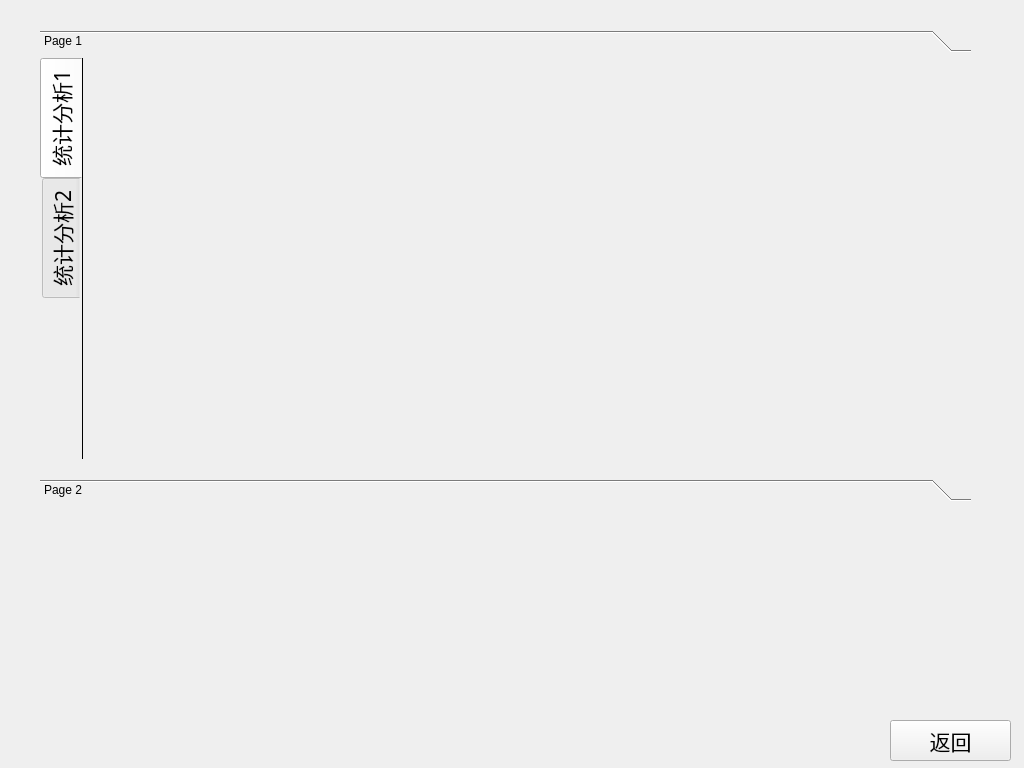
The window that Form/StatisticalForm.ui (hkchenhao/MachineVisionControl) describes before a commit, drawn with Qt 5.
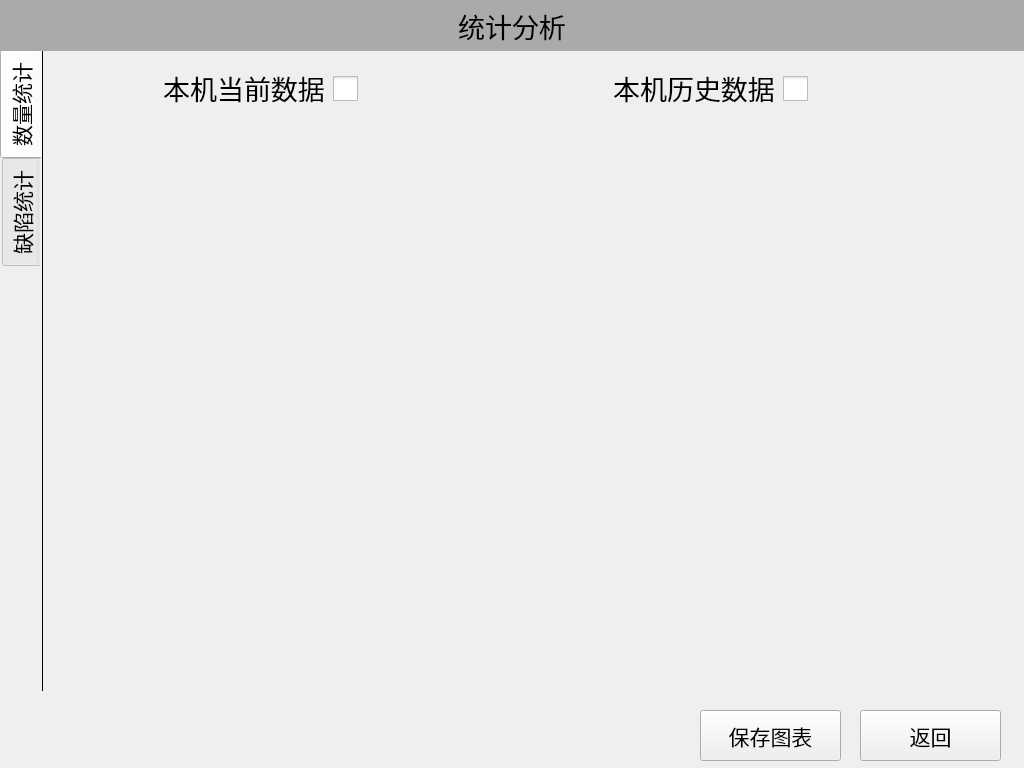
The same window after the commit. Custom widgets are drawn as their Qt base class.

Patch:
```diff
--- a/Form/StatisticalForm.ui
+++ b/Form/StatisticalForm.ui
@@ -13,13 +13,13 @@
   <property name="windowTitle">
    <string>Form</string>
   </property>
-  <widget class="QPushButton" name="pushButton_Esc">
+  <widget class="QTabWidget" name="tabWidget">
    <property name="geometry">
     <rect>
-     <x>890</x>
-     <y>720</y>
-     <width>121</width>
-     <height>41</height>
+     <x>0</x>
+     <y>50</y>
+     <width>1021</width>
+     <height>641</height>
     </rect>
    </property>
    <property name="font">
@@ -28,110 +28,265 @@
      <pointsize>16</pointsize>
     </font>
    </property>
-   <property name="text">
-    <string>返回</string>
-   </property>
-  </widget>
-  <widget class="QToolBox" name="toolBox">
-   <property name="geometry">
-    <rect>
-     <x>40</x>
-     <y>30</y>
-     <width>931</width>
-     <height>471</height>
-    </rect>
-   </property>
-   <property name="currentIndex">
-    <number>0</number>
-   </property>
-   <widget class="QWidget" name="page">
-    <property name="geometry">
-     <rect>
-      <x>0</x>
-      <y>0</y>
-      <width>931</width>
-      <height>409</height>
-     </rect>
-    </property>
-    <attribute name="label">
-     <string>Page 1</string>
-    </attribute>
-    <widget class="QTabWidget" name="tabWidget">
-     <property name="geometry">
-      <rect>
-       <x>0</x>
-       <y>0</y>
-       <width>781</width>
-       <height>401</height>
-      </rect>
-     </property>
-     <property name="font">
-      <font>
-       <family>Yahei Mono</family>
-       <pointsize>16</pointsize>
-      </font>
-     </property>
-     <property name="styleSheet">
-      <string notr="true">QTabWidget::pane
+   <property name="styleSheet">
+    <string notr="true">QTabWidget::pane
 {
 	border-left: 1px solid #000000;
  }</string>
+   </property>
+   <property name="tabPosition">
+    <enum>QTabWidget::West</enum>
+   </property>
+   <property name="currentIndex">
+    <number>0</number>
+   </property>
+   <widget class="QWidget" name="tab1">
+    <attribute name="title">
+     <string>数量统计</string>
+    </attribute>
+    <widget class="QChartView" name="widget" native="true">
+     <property name="geometry">
+      <rect>
+       <x>70</x>
+       <y>100</y>
+       <width>721</width>
+       <height>311</height>
+      </rect>
      </property>
-     <property name="tabPosition">
-      <enum>QTabWidget::West</enum>
+     <property name="styleSheet">
+      <string notr="true"/>
      </property>
-     <property name="currentIndex">
-      <number>0</number>
+    </widget>
+    <widget class="QLabel" name="lable_67">
+     <property name="geometry">
+      <rect>
+       <x>120</x>
+       <y>20</y>
+       <width>162</width>
+       <height>36</height>
+      </rect>
      </property>
-     <widget class="QWidget" name="tab1">
-      <attribute name="title">
-       <string>统计分析1</string>
-      </attribute>
-      <widget class="QChartView" name="widget" native="true">
-       <property name="geometry">
-        <rect>
-         <x>30</x>
-         <y>30</y>
-         <width>271</width>
-         <height>211</height>
-        </rect>
-       </property>
-       <property name="styleSheet">
-        <string notr="true"/>
-       </property>
-      </widget>
-     </widget>
-     <widget class="QWidget" name="tab2">
-      <attribute name="title">
-       <string>统计分析2</string>
-      </attribute>
-      <widget class="QLCDNumber" name="lcdNumber">
-       <property name="geometry">
-        <rect>
-         <x>130</x>
-         <y>120</y>
-         <width>631</width>
-         <height>221</height>
-        </rect>
-       </property>
-      </widget>
-     </widget>
+     <property name="font">
+      <font>
+       <family>Yahei Mono</family>
+       <pointsize>20</pointsize>
+       <weight>50</weight>
+       <bold>false</bold>
+      </font>
+     </property>
+     <property name="styleSheet">
+      <string notr="true"/>
+     </property>
+     <property name="text">
+      <string>本机当前数据</string>
+     </property>
+     <property name="alignment">
+      <set>Qt::AlignCenter</set>
+     </property>
     </widget>
+    <widget class="QCheckBox" name="checkBox5_dqsj1">
+     <property name="geometry">
+      <rect>
+       <x>290</x>
+       <y>20</y>
+       <width>31</width>
+       <height>36</height>
+      </rect>
+     </property>
+     <property name="sizePolicy">
+      <sizepolicy hsizetype="Preferred" vsizetype="Preferred">
+       <horstretch>0</horstretch>
+       <verstretch>0</verstretch>
+      </sizepolicy>
+     </property>
+     <property name="minimumSize">
+      <size>
+       <width>0</width>
+       <height>0</height>
+      </size>
+     </property>
+     <property name="styleSheet">
+      <string notr="true">QCheckBox {
+    spacing: 0px;
+}
+
+QCheckBox::indicator {
+    width: 25px;
+    height: 25px;
+}</string>
+     </property>
+     <property name="text">
+      <string/>
+     </property>
+     <property name="iconSize">
+      <size>
+       <width>16</width>
+       <height>16</height>
+      </size>
+     </property>
+    </widget>
+    <widget class="QCheckBox" name="checkBox4_ccjc_3">
+     <property name="geometry">
+      <rect>
+       <x>740</x>
+       <y>20</y>
+       <width>31</width>
+       <height>36</height>
+      </rect>
+     </property>
+     <property name="sizePolicy">
+      <sizepolicy hsizetype="Preferred" vsizetype="Preferred">
+       <horstretch>0</horstretch>
+       <verstretch>0</verstretch>
+      </sizepolicy>
+     </property>
+     <property name="minimumSize">
+      <size>
+       <width>0</width>
+       <height>0</height>
+      </size>
+     </property>
+     <property name="styleSheet">
+      <string notr="true">QCheckBox {
+    spacing: 0px;
+}
+
+QCheckBox::indicator {
+    width: 25px;
+    height: 25px;
+}</string>
+     </property>
+     <property name="text">
+      <string/>
+     </property>
+     <property name="iconSize">
+      <size>
+       <width>16</width>
+       <height>16</height>
+      </size>
+     </property>
+    </widget>
+    <widget class="QLabel" name="lable_68">
+     <property name="geometry">
+      <rect>
+       <x>570</x>
+       <y>20</y>
+       <width>162</width>
+       <height>36</height>
+      </rect>
+     </property>
+     <property name="font">
+      <font>
+       <family>Yahei Mono</family>
+       <pointsize>20</pointsize>
+       <weight>50</weight>
+       <bold>false</bold>
+      </font>
+     </property>
+     <property name="styleSheet">
+      <string notr="true"/>
+     </property>
+     <property name="text">
+      <string>本机历史数据</string>
+     </property>
+     <property name="alignment">
+      <set>Qt::AlignCenter</set>
+     </property>
+    </widget>
    </widget>
-   <widget class="QWidget" name="page_2">
-    <property name="geometry">
-     <rect>
-      <x>0</x>
-      <y>0</y>
-      <width>931</width>
-      <height>409</height>
-     </rect>
-    </property>
-    <attribute name="label">
-     <string>Page 2</string>
+   <widget class="QWidget" name="tab2">
+    <attribute name="title">
+     <string>缺陷统计</string>
     </attribute>
    </widget>
   </widget>
+  <widget class="QLabel" name="label_AppTile">
+   <property name="geometry">
+    <rect>
+     <x>0</x>
+     <y>0</y>
+     <width>1024</width>
+     <height>51</height>
+    </rect>
+   </property>
+   <property name="font">
+    <font>
+     <family>Yahei Mono</family>
+     <pointsize>20</pointsize>
+    </font>
+   </property>
+   <property name="styleSheet">
+    <string notr="true">background-color: rgb(170, 170, 170);</string>
+   </property>
+   <property name="text">
+    <string>统计分析</string>
+   </property>
+   <property name="alignment">
+    <set>Qt::AlignCenter</set>
+   </property>
+  </widget>
+  <widget class="QPushButton" name="pushButton_Esc">
+   <property name="geometry">
+    <rect>
+     <x>860</x>
+     <y>710</y>
+     <width>141</width>
+     <height>51</height>
+    </rect>
+   </property>
+   <property name="sizePolicy">
+    <sizepolicy hsizetype="Fixed" vsizetype="Fixed">
+     <horstretch>0</horstretch>
+     <verstretch>0</verstretch>
+    </sizepolicy>
+   </property>
+   <property name="minimumSize">
+    <size>
+     <width>30</width>
+     <height>0</height>
+    </size>
+   </property>
+   <property name="font">
+    <font>
+     <family>Yahei Mono</family>
+     <pointsize>16</pointsize>
+    </font>
+   </property>
+   <property name="text">
+    <string>返回</string>
+   </property>
+  </widget>
+  <widget class="QPushButton" name="pushButton_SavePic">
+   <property name="geometry">
+    <rect>
+     <x>700</x>
+     <y>710</y>
+     <width>141</width>
+     <height>51</height>
+    </rect>
+   </property>
+   <property name="sizePolicy">
+    <sizepolicy hsizetype="Fixed" vsizetype="Fixed">
+     <horstretch>0</horstretch>
+     <verstretch>0</verstretch>
+    </sizepolicy>
+   </property>
+   <property name="minimumSize">
+    <size>
+     <width>30</width>
+     <height>0</height>
+    </size>
+   </property>
+   <property name="font">
+    <font>
+     <family>Yahei Mono</family>
+     <pointsize>16</pointsize>
+    </font>
+   </property>
+   <property name="text">
+    <string>保存图表</string>
+   </property>
+  </widget>
  </widget>
  <customwidgets>
   <customwidget>
```
Left out of the diff: 136 changed lines with no effect on the pictures.
